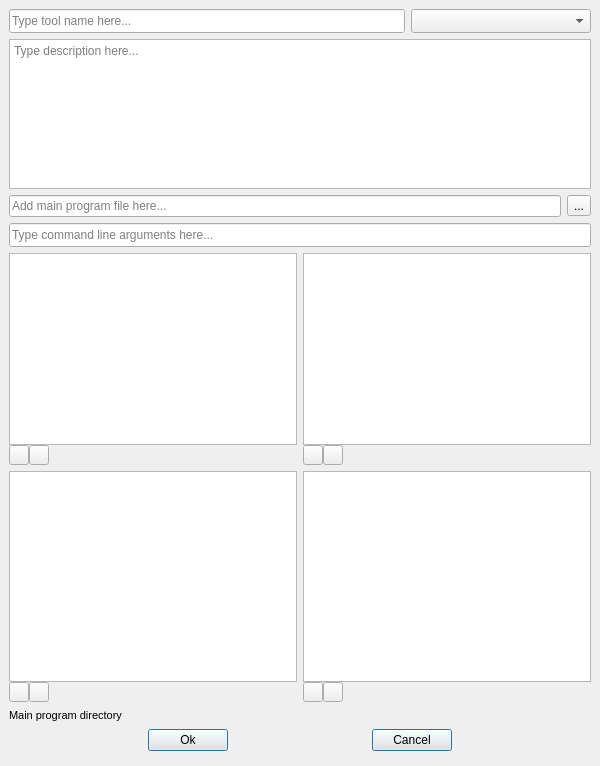
The window that spinetoolbox/ui/tool_template_form.ui (spine-tools/Spine-Toolbox) describes before a commit, drawn with Qt 5.
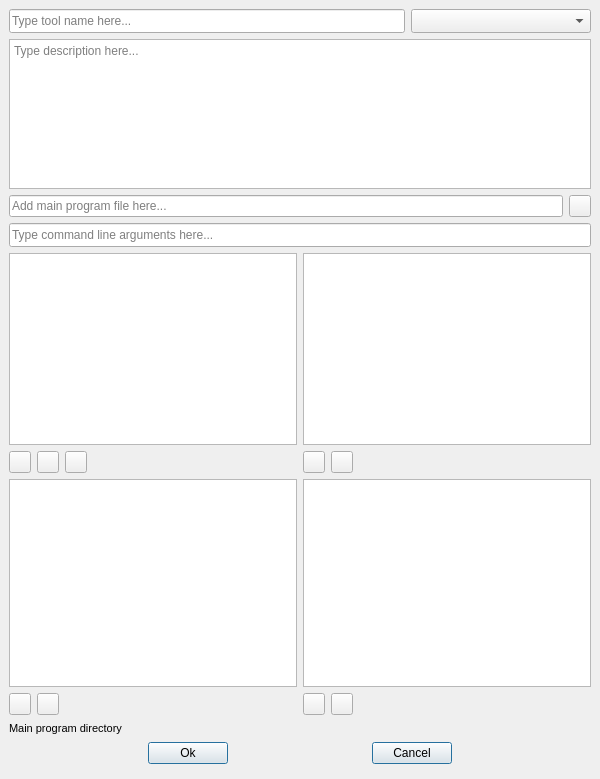
The same window after the commit. Icons and pictures are not drawn. Custom widgets are drawn as their Qt base class.

Commit message:
Issue #183 updated. New button available on Edit Tool Template form which helps in adding all files from a directory and from its subdirectories to program source files.
Also. replaced plus and minus icons from Edit Tool Template form with general Qt icons

The edit to the form file:
```diff
--- a/spinetoolbox/ui/tool_template_form.ui
+++ b/spinetoolbox/ui/tool_template_form.ui
@@ -22,7 +22,7 @@
     <x>0</x>
     <y>0</y>
     <width>600</width>
-    <height>766</height>
+    <height>779</height>
    </rect>
   </property>
   <property name="sizePolicy">
@@ -156,12 +156,18 @@
          <property name="placeholderText">
           <string>Add main program file here...</string>
          </property>
+         <property name="clearButtonEnabled">
+          <bool>true</bool>
+         </property>
         </widget>
        </item>
        <item>
         <widget class="QToolButton" name="toolButton_add_main_program">
-         <property name="text">
-          <string>...</string>
+         <property name="maximumSize">
+          <size>
+           <width>22</width>
+           <height>22</height>
+          </size>
          </property>
         </widget>
        </item>
@@ -206,7 +212,7 @@
        <item row="0" column="0">
         <layout class="QVBoxLayout" name="verticalLayout">
          <property name="spacing">
-          <number>0</number>
+          <number>6</number>
          </property>
          <item>
           <widget class="SourcesTreeView" name="treeView_sourcefiles">
@@ -256,14 +262,14 @@
              </property>
              <property name="minimumSize">
               <size>
-               <width>20</width>
-               <height>20</height>
+               <width>22</width>
+               <height>22</height>
               </size>
              </property>
              <property name="maximumSize">
               <size>
-               <width>20</width>
-               <height>20</height>
+               <width>22</width>
+               <height>22</height>
               </size>
              </property>
              <property name="font">
@@ -279,10 +285,25 @@
              <property name="text">
               <string/>
              </property>
-             <property name="icon">
-              <iconset resource="resources/resources_icons.qrc">
-               <normaloff>:/icons/plus.png</normaloff>:/icons/plus.png</iconset>
+            </widget>
+           </item>
+           <item>
+            <widget class="QToolButton" name="toolButton_add_source_dirs">
+             <property name="minimumSize">
+              <size>
+               <width>22</width>
+               <height>22</height>
+              </size>
              </property>
+             <property name="maximumSize">
+              <size>
+               <width>22</width>
+               <height>22</height>
+              </size>
+             </property>
+             <property name="toolTip">
+              <string>&lt;html&gt;&lt;head/&gt;&lt;body&gt;&lt;p&gt;Add source code &lt;span style=&quot; font-weight:600;&quot;&gt;directory&lt;/span&gt; and all its contents.&lt;/p&gt;&lt;/body&gt;&lt;/html&gt;</string>
+             </property>
             </widget>
            </item>
            <item>
@@ -295,14 +316,14 @@
              </property>
              <property name="minimumSize">
               <size>
-               <width>20</width>
-               <height>20</height>
+               <width>22</width>
+               <height>22</height>
               </size>
              </property>
              <property name="maximumSize">
               <size>
-               <width>20</width>
-               <height>20</height>
+               <width>22</width>
+               <height>22</height>
               </size>
              </property>
              <property name="font">
@@ -344,7 +365,7 @@
        <item row="0" column="1">
         <layout class="QVBoxLayout" name="verticalLayout_3">
          <property name="spacing">
-          <number>0</number>
+          <number>6</number>
          </property>
          <item>
           <widget class="QTreeView" name="treeView_inputfiles">
@@ -391,14 +412,14 @@
              </property>
              <property name="minimumSize">
               <size>
-               <width>20</width>
-               <height>20</height>
+               <width>22</width>
+               <height>22</height>
               </size>
              </property>
              <property name="maximumSize">
               <size>
-               <width>20</width>
-               <height>20</height>
+               <width>22</width>
+               <height>22</height>
               </size>
              </property>
              <property name="font">
@@ -430,14 +451,14 @@
              </property>
              <property name="minimumSize">
               <size>
-               <width>20</width>
-               <height>20</height>
+               <width>22</width>
+               <height>22</height>
               </size>
              </property>
              <property name="maximumSize">
               <size>
-               <width>20</width>
-               <height>20</height>
+               <width>22</width>
+               <height>22</height>
               </size>
              </property>
              <property name="font">
@@ -479,7 +500,7 @@
        <item row="1" column="0">
         <layout class="QVBoxLayout" name="verticalLayout_4">
          <property name="spacing">
-          <number>0</number>
+          <number>6</number>
          </property>
          <item>
           <widget class="QTreeView" name="treeView_inputfiles_opt">
@@ -517,14 +538,14 @@
              </property>
              <property name="minimumSize">
               <size>
-               <width>20</width>
-               <height>20</height>
+               <width>22</width>
+               <height>22</height>
               </size>
              </property>
              <property name="maximumSize">
               <size>
-               <width>20</width>
-               <height>20</height>
+               <width>22</width>
+               <height>22</height>
               </size>
              </property>
              <property name="font">
@@ -556,14 +577,14 @@
              </property>
              <property name="minimumSize">
               <size>
-               <width>20</width>
-               <height>20</height>
+               <width>22</width>
+               <height>22</height>
               </size>
              </property>
              <property name="maximumSize">
               <size>
-               <width>20</width>
-               <height>20</height>
+               <width>22</width>
+               <height>22</height>
               </size>
              </property>
              <property name="font">
@@ -605,7 +626,7 @@
        <item row="1" column="1">
         <layout class="QVBoxLayout" name="verticalLayout_2">
          <property name="spacing">
-          <number>0</number>
+          <number>6</number>
          </property>
          <item>
           <widget class="QTreeView" name="treeView_outputfiles">
@@ -643,14 +664,14 @@
              </property>
              <property name="minimumSize">
               <size>
-               <width>20</width>
-               <height>20</height>
+               <width>22</width>
+               <height>22</height>
               </size>
              </property>
              <property name="maximumSize">
               <size>
-               <width>20</width>
-               <height>20</height>
+               <width>22</width>
+               <height>22</height>
               </size>
              </property>
              <property name="font">
@@ -682,14 +703,14 @@
              </property>
              <property name="minimumSize">
               <size>
-               <width>20</width>
-               <height>20</height>
+               <width>22</width>
+               <height>22</height>
               </size>
              </property>
              <property name="maximumSize">
               <size>
-               <width>20</width>
-               <height>20</height>
+               <width>22</width>
+               <height>22</height>
               </size>
              </property>
              <property name="font">
```
Left out of the diff: 47 changed lines with no effect on the pictures. The commit also changes 10 other files.
